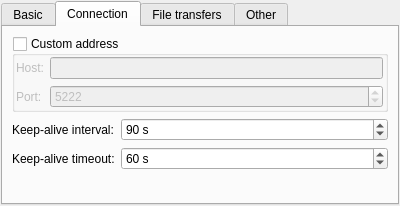
Qt form src/plugins/azoth/plugins/xoox/glooxaccountconfigurationwidget.ui (0xd34df00d/leechcraft) before a commit.
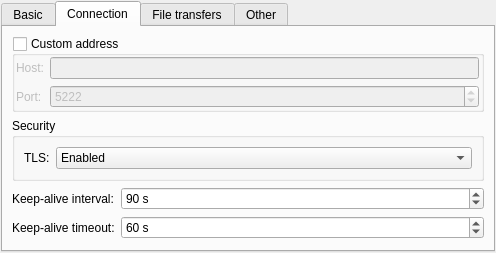
The same form after that commit. The open tabs and pages were chosen to show the change.

What changed in the file:
```diff
--- a/src/plugins/azoth/plugins/xoox/glooxaccountconfigurationwidget.ui
+++ b/src/plugins/azoth/plugins/xoox/glooxaccountconfigurationwidget.ui
@@ -6,8 +6,8 @@
    <rect>
     <x>0</x>
     <y>0</y>
-    <width>400</width>
-    <height>169</height>
+    <width>496</width>
+    <height>220</height>
    </rect>
   </property>
   <property name="windowTitle">
@@ -184,6 +184,41 @@
          </layout>
         </widget>
        </item>
+       <item>
+        <widget class="QGroupBox" name="groupBox_2">
+         <property name="title">
+          <string>Security</string>
+         </property>
+         <layout class="QFormLayout" name="formLayout_5">
+          <item row="0" column="0">
+           <widget class="QLabel" name="label_10">
+            <property name="text">
+             <string>TLS:</string>
+            </property>
+           </widget>
+          </item>
+          <item row="0" column="1">
+           <widget class="QComboBox" name="TLSMode_">
+            <item>
+             <property name="text">
+              <string>Enabled</string>
+             </property>
+            </item>
+            <item>
+             <property name="text">
+              <string>Disabled</string>
+             </property>
+            </item>
+            <item>
+             <property name="text">
+              <string>Required</string>
+             </property>
+            </item>
+           </widget>
+          </item>
+         </layout>
+        </widget>
+       </item>
        <item>
         <layout class="QFormLayout" name="formLayout_3">
          <item row="0" column="0">
```
